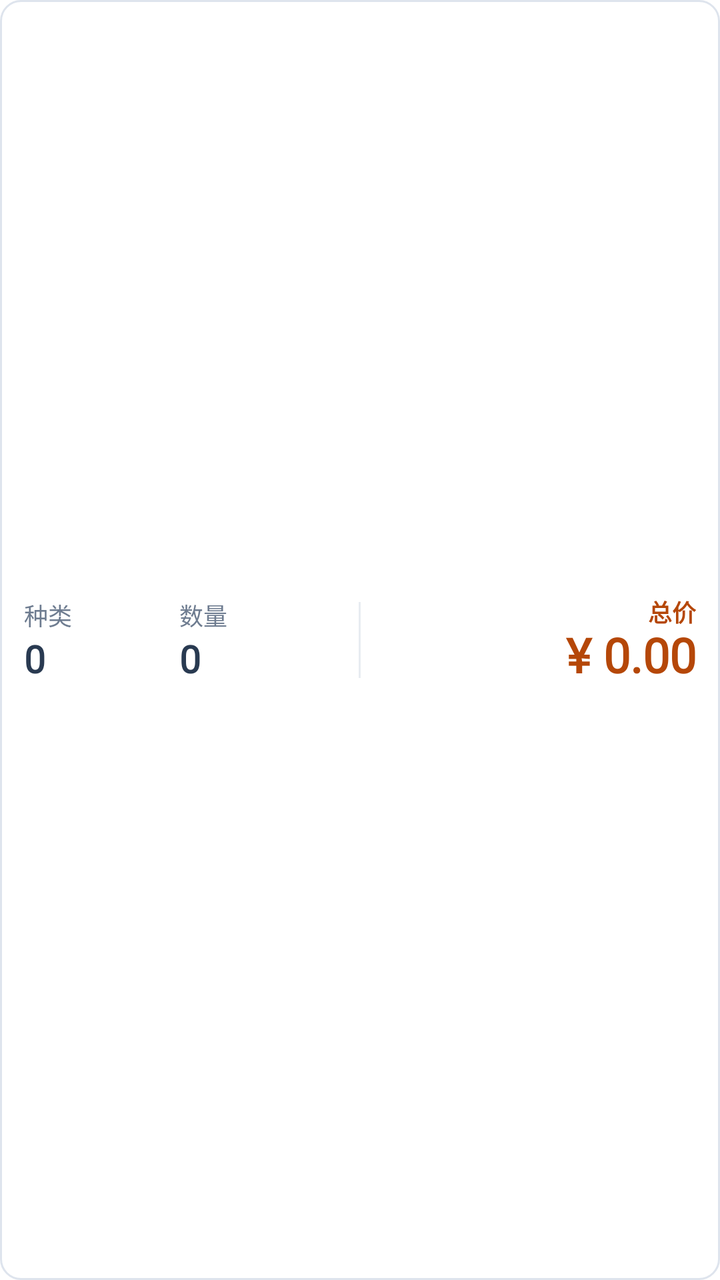
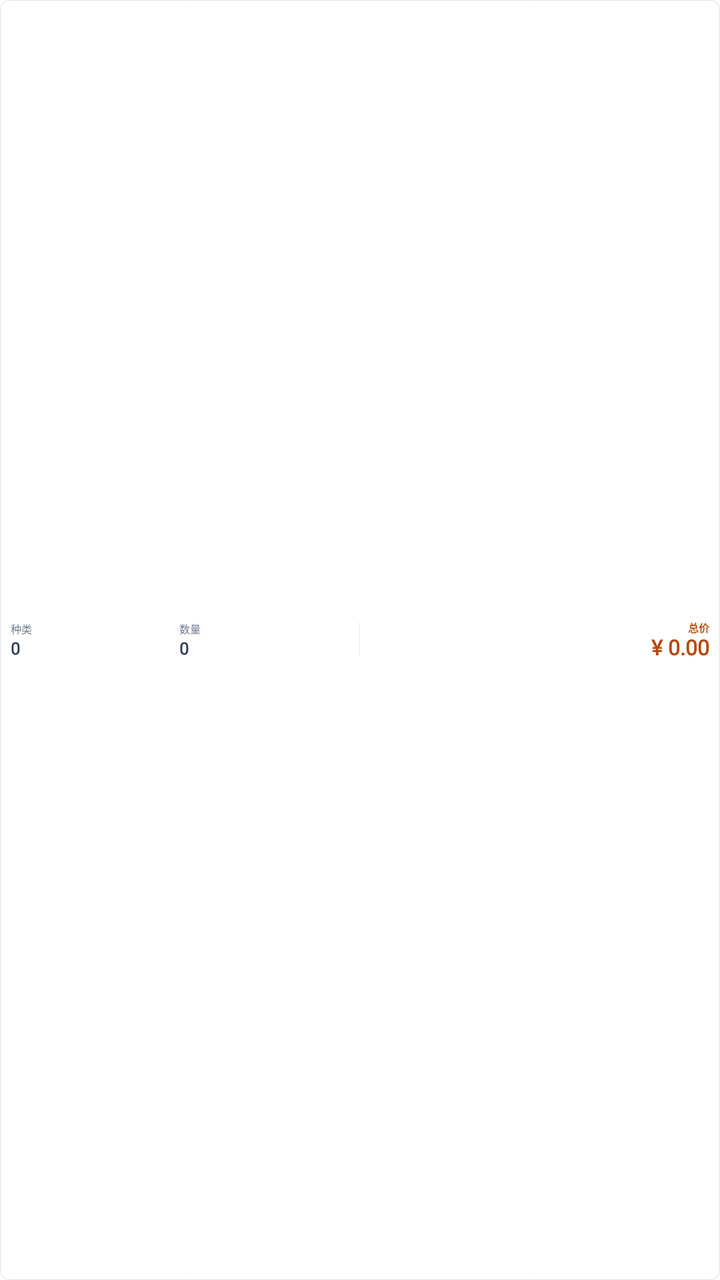

An Android layout rendered at two revisions. The XML below is the earlier revision; the diff shows what the commit changed to produce the second picture.
<!-- AndroidManifest.xml: application theme AppTheme.NoActionBar -->
<!-- res/layout/checkout_summary.xml -->
<LinearLayout xmlns:android="http://schemas.android.com/apk/res/android" android:layout_width="match_parent" android:layout_height="60dp" android:id="@+id/checkoutSummary" android:orientation="horizontal" android:gravity="center_vertical" android:paddingHorizontal="12dp" android:background="@drawable/bg_checkout_summary">
  <LinearLayout android:layout_width="0dp" android:layout_height="wrap_content" android:layout_weight="1" android:orientation="vertical">
    <TextView android:layout_width="wrap_content" android:layout_height="wrap_content" android:text="@string/checkout_kinds" android:textSize="12sp" android:textColor="#6E7C90" android:fontFamily="@font/retail_sans" android:includeFontPadding="false" />
    <TextView android:layout_width="wrap_content" android:layout_height="wrap_content" android:text="0" android:textSize="19sp" android:textColor="#293A51" android:fontFamily="@font/retail_sans" android:includeFontPadding="false" android:id="@+id/summaryKinds" android:textStyle="bold" android:layout_marginTop="3dp" />
  </LinearLayout>
  <LinearLayout android:layout_width="0dp" android:layout_height="wrap_content" android:layout_weight="1" android:orientation="vertical">
    <TextView android:layout_width="wrap_content" android:layout_height="wrap_content" android:text="@string/checkout_count" android:textSize="12sp" android:textColor="#6E7C90" android:fontFamily="@font/retail_sans" android:includeFontPadding="false" />
    <TextView android:layout_width="wrap_content" android:layout_height="wrap_content" android:text="0" android:textSize="19sp" android:textColor="#293A51" android:fontFamily="@font/retail_sans" android:includeFontPadding="false" android:id="@+id/summaryCount" android:textStyle="bold" android:layout_marginTop="3dp" />
  </LinearLayout>
  <View android:layout_width="1dp" android:layout_height="38dp" android:background="#E8ECF1" android:layout_marginHorizontal="12dp" />
  <LinearLayout android:layout_width="0dp" android:layout_height="wrap_content" android:layout_weight="2" android:orientation="vertical" android:gravity="end">
    <TextView android:layout_width="wrap_content" android:layout_height="wrap_content" android:text="@string/checkout_total" android:textSize="12sp" android:textColor="#B54708" android:fontFamily="@font/retail_sans" android:includeFontPadding="false" android:textStyle="bold" />
    <TextView android:layout_width="match_parent" android:layout_height="wrap_content" android:text="@string/amount_currency_initial" android:textSize="24sp" android:textColor="#B54708" android:fontFamily="@font/retail_sans" android:includeFontPadding="false" android:gravity="end" android:id="@+id/summaryAmount" android:textStyle="bold" android:maxLines="1" android:autoSizeTextType="uniform" android:autoSizeMinTextSize="16sp" android:autoSizeMaxTextSize="24sp" android:autoSizeStepGranularity="1sp" />
  </LinearLayout>
</LinearLayout>
<!-- resources referenced by this layout -->
<resources>
  <!-- drawable bg_checkout_summary (drawable) -->
  <shape xmlns:android="http://schemas.android.com/apk/res/android">
    <solid android:color="#FFFFFF" />
    <corners android:radius="10dp" />
    <stroke android:width="1dp" android:color="#DEE4ED" />
  </shape>
  <string name="amount_currency_initial">¥ 0.00</string>
  <string name="checkout_count">数量</string>
  <string name="checkout_kinds">种类</string>
  <string name="checkout_total">总价</string>
  <style name="AppTheme.NoActionBar" parent="Theme.MaterialComponents.NoActionBar">
          <item name="android:windowAnimationStyle">@style/NoPageAnimation</item>
          <item name="android:windowBackground">@color/white</item>
      </style>
  <style name="NoPageAnimation" parent="android:style/Animation.Activity">
          <item name="android:activityOpenEnterAnimation">@null</item>
          <item name="android:activityOpenExitAnimation">@null</item>
          <item name="android:activityCloseEnterAnimation">@null</item>
          <item name="android:activityCloseExitAnimation">@null</item>
      </style>
  <color name="white">#FFFFFFFF</color>
</resources>

<!-- the commit's change to res/layout/checkout_summary.xml (unified diff, before → after) -->
@@ -1,15 +1,106 @@
-<LinearLayout xmlns:android="http://schemas.android.com/apk/res/android" android:layout_width="match_parent" android:layout_height="60dp" android:id="@+id/checkoutSummary" android:orientation="horizontal" android:gravity="center_vertical" android:paddingHorizontal="12dp" android:background="@drawable/bg_checkout_summary">
-  <LinearLayout android:layout_width="0dp" android:layout_height="wrap_content" android:layout_weight="1" android:orientation="vertical">
-    <TextView android:layout_width="wrap_content" android:layout_height="wrap_content" android:text="@string/checkout_kinds" android:textSize="12sp" android:textColor="#6E7C90" android:fontFamily="@font/retail_sans" android:includeFontPadding="false" />
-    <TextView android:layout_width="wrap_content" android:layout_height="wrap_content" android:text="0" android:textSize="19sp" android:textColor="#293A51" android:fontFamily="@font/retail_sans" android:includeFontPadding="false" android:id="@+id/summaryKinds" android:textStyle="bold" android:layout_marginTop="3dp" />
-  </LinearLayout>
-  <LinearLayout android:layout_width="0dp" android:layout_height="wrap_content" android:layout_weight="1" android:orientation="vertical">
-    <TextView android:layout_width="wrap_content" android:layout_height="wrap_content" android:text="@string/checkout_count" android:textSize="12sp" android:textColor="#6E7C90" android:fontFamily="@font/retail_sans" android:includeFontPadding="false" />
-    <TextView android:layout_width="wrap_content" android:layout_height="wrap_content" android:text="0" android:textSize="19sp" android:textColor="#293A51" android:fontFamily="@font/retail_sans" android:includeFontPadding="false" android:id="@+id/summaryCount" android:textStyle="bold" android:layout_marginTop="3dp" />
-  </LinearLayout>
-  <View android:layout_width="1dp" android:layout_height="38dp" android:background="#E8ECF1" android:layout_marginHorizontal="12dp" />
-  <LinearLayout android:layout_width="0dp" android:layout_height="wrap_content" android:layout_weight="2" android:orientation="vertical" android:gravity="end">
-    <TextView android:layout_width="wrap_content" android:layout_height="wrap_content" android:text="@string/checkout_total" android:textSize="12sp" android:textColor="#B54708" android:fontFamily="@font/retail_sans" android:includeFontPadding="false" android:textStyle="bold" />
-    <TextView android:layout_width="match_parent" android:layout_height="wrap_content" android:text="@string/amount_currency_initial" android:textSize="24sp" android:textColor="#B54708" android:fontFamily="@font/retail_sans" android:includeFontPadding="false" android:gravity="end" android:id="@+id/summaryAmount" android:textStyle="bold" android:maxLines="1" android:autoSizeTextType="uniform" android:autoSizeMinTextSize="16sp" android:autoSizeMaxTextSize="24sp" android:autoSizeStepGranularity="1sp" />
-  </LinearLayout>
+<LinearLayout xmlns:android="http://schemas.android.com/apk/res/android"
+    android:layout_width="match_parent"
+    android:layout_height="@dimen/dp_30"
+    android:id="@+id/checkoutSummary"
+    android:orientation="horizontal"
+    android:gravity="center_vertical"
+    android:paddingHorizontal="@dimen/dp_6"
+    android:background="@drawable/bg_checkout_summary">
+
+    <LinearLayout
+        android:layout_width="@dimen/dp_0"
+        android:layout_height="wrap_content"
+        android:layout_weight="1"
+        android:orientation="vertical">
+
+        <TextView
+            android:layout_width="wrap_content"
+            android:layout_height="wrap_content"
+            android:text="@string/checkout_kinds"
+            android:textSize="@dimen/sp_6"
+            android:textColor="#6E7C90"
+            android:fontFamily="@font/retail_sans"
+            android:includeFontPadding="false" />
+
+        <TextView
+            android:layout_width="wrap_content"
+            android:layout_height="wrap_content"
+            android:text="0"
+            android:textSize="@dimen/sp_9_5"
+            android:textColor="#293A51"
+            android:fontFamily="@font/retail_sans"
+            android:includeFontPadding="false"
+            android:id="@+id/summaryKinds"
+            android:textStyle="bold"
+            android:layout_marginTop="@dimen/dp_1_5" />
+    </LinearLayout>
+
+    <LinearLayout
+        android:layout_width="@dimen/dp_0"
+        android:layout_height="wrap_content"
+        android:layout_weight="1"
+        android:orientation="vertical">
+
+        <TextView
+            android:layout_width="wrap_content"
+            android:layout_height="wrap_content"
+            android:text="@string/checkout_count"
+            android:textSize="@dimen/sp_6"
+            android:textColor="#6E7C90"
+            android:fontFamily="@font/retail_sans"
+            android:includeFontPadding="false" />
+
+        <TextView
+            android:layout_width="wrap_content"
+            android:layout_height="wrap_content"
+            android:text="0"
+            android:textSize="@dimen/sp_9_5"
+            android:textColor="#293A51"
+            android:fontFamily="@font/retail_sans"
+            android:includeFontPadding="false"
+            android:id="@+id/summaryCount"
+            android:textStyle="bold"
+            android:layout_marginTop="@dimen/dp_1_5" />
+    </LinearLayout>
+
+    <View
+        android:layout_width="@dimen/dp_0_5"
+        android:layout_height="@dimen/dp_19"
+        android:background="#E8ECF1"
+        android:layout_marginHorizontal="@dimen/dp_6" />
+
+    <LinearLayout
+        android:layout_width="@dimen/dp_0"
+        android:layout_height="wrap_content"
+        android:layout_weight="2"
+        android:orientation="vertical"
+        android:gravity="end">
+
+        <TextView
+            android:layout_width="wrap_content"
+            android:layout_height="wrap_content"
+            android:text="@string/checkout_total"
+            android:textSize="@dimen/sp_6"
+            android:textColor="#B54708"
+            android:fontFamily="@font/retail_sans"
+            android:includeFontPadding="false"
+            android:textStyle="bold" />
+
+        <TextView
+            android:layout_width="match_parent"
+            android:layout_height="wrap_content"
+            android:text="@string/amount_currency_initial"
+            android:textSize="@dimen/sp_12"
+            android:textColor="#B54708"
+            android:fontFamily="@font/retail_sans"
+            android:includeFontPadding="false"
+            android:gravity="end"
+            android:id="@+id/summaryAmount"
+            android:textStyle="bold"
+            android:maxLines="1"
+            android:autoSizeTextType="uniform"
+            android:autoSizeMinTextSize="@dimen/sp_8"
+            android:autoSizeMaxTextSize="@dimen/sp_12"
+            android:autoSizeStepGranularity="@dimen/sp_0_5" />
+    </LinearLayout>
 </LinearLayout>
<!-- resource entries referenced after the edit -->
@@ -1,10 +1,23 @@
 <!-- resources referenced by this layout -->
 <resources>
+  <dimen name="dp_0">0dp</dimen>
+  <dimen name="dp_0_5">0.5dp</dimen>
+  <dimen name="dp_19">19dp</dimen>
+  <dimen name="dp_1_5">1.5dp</dimen>
+  <dimen name="dp_30">30dp</dimen>
+  <dimen name="dp_6">6dp</dimen>
+  <dimen name="sp_0_5">0.5sp</dimen>
+  <dimen name="sp_12">12sp</dimen>
+  <dimen name="sp_6">6sp</dimen>
+  <dimen name="sp_8">8sp</dimen>
+  <dimen name="sp_9_5">9.5sp</dimen>
   <!-- drawable bg_checkout_summary (drawable) -->
   <shape xmlns:android="http://schemas.android.com/apk/res/android">
-    <solid android:color="#FFFFFF" />
-    <corners android:radius="10dp" />
-    <stroke android:width="1dp" android:color="#DEE4ED" />
+      <solid android:color="#FFFFFF" />
+      <corners android:radius="@dimen/dp_5" />
+      <stroke
+          android:width="@dimen/dp_0_5"
+          android:color="#DEE4ED" />
   </shape>
   <string name="amount_currency_initial">¥ 0.00</string>
   <string name="checkout_count">数量</string>
@@ -14,6 +27,7 @@
           <item name="android:windowAnimationStyle">@style/NoPageAnimation</item>
           <item name="android:windowBackground">@color/white</item>
       </style>
+  <dimen name="dp_5">5dp</dimen>
   <style name="NoPageAnimation" parent="android:style/Animation.Activity">
           <item name="android:activityOpenEnterAnimation">@null</item>
           <item name="android:activityOpenExitAnimation">@null</item>
